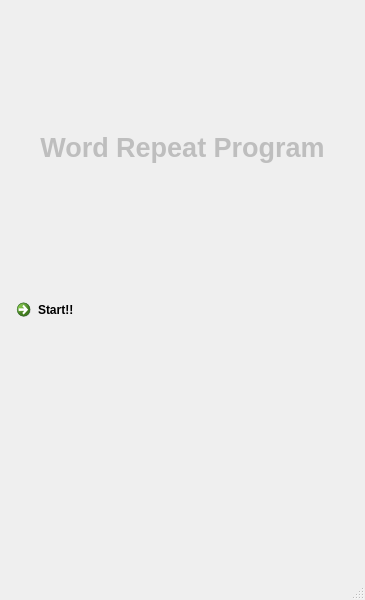
First picture: the form in WRP_Start.ui, repository zinzin68/WRP, before the edit.
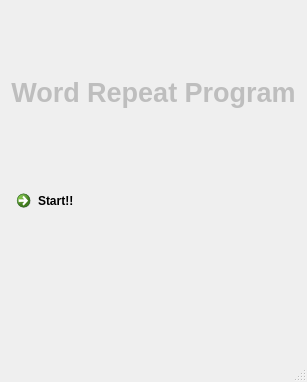
Second picture: the form after the edit. Icons and pictures are not drawn.

```diff
--- a/WRP_Start.ui
+++ b/WRP_Start.ui
@@ -6,19 +6,23 @@
    <rect>
     <x>0</x>
     <y>0</y>
-    <width>365</width>
-    <height>600</height>
+    <width>307</width>
+    <height>382</height>
    </rect>
   </property>
   <property name="windowTitle">
    <string>MainWindow</string>
   </property>
-  <property name="styleSheet">
-   <string notr="true"/>
+  <property name="windowIcon">
+   <iconset>
+    <normaloff>images/word.png</normaloff>images/word.png</iconset>
+  </property>
+  <property name="whatsThis">
+   <string/>
   </property>
   <widget class="QWidget" name="centralwidget">
-   <layout class="QVBoxLayout" name="verticalLayout">
-    <item>
+   <layout class="QGridLayout" name="gridLayout">
+    <item row="0" column="0">
      <widget class="QLabel" name="Title">
       <property name="enabled">
        <bool>false</bool>
@@ -40,7 +44,7 @@
       </property>
      </widget>
     </item>
-    <item>
+    <item row="1" column="0">
      <widget class="QCommandLinkButton" name="start">
       <property name="acceptDrops">
        <bool>true</bool>
```
Left out of the diff: 3 changed lines with no effect on the pictures.
